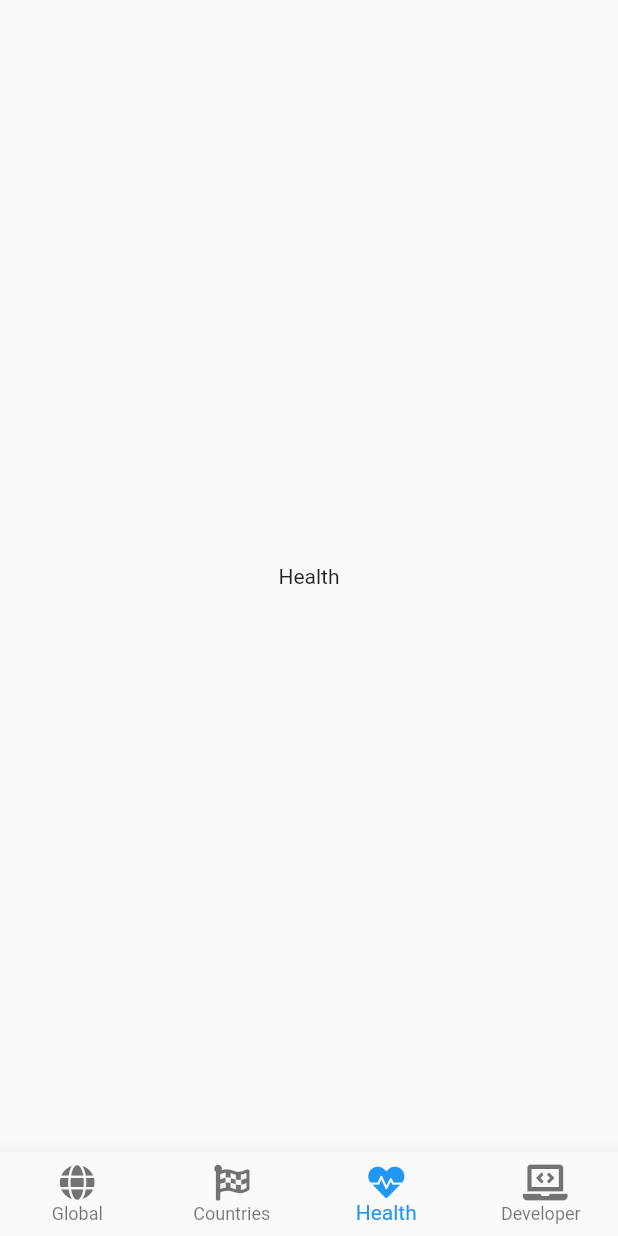
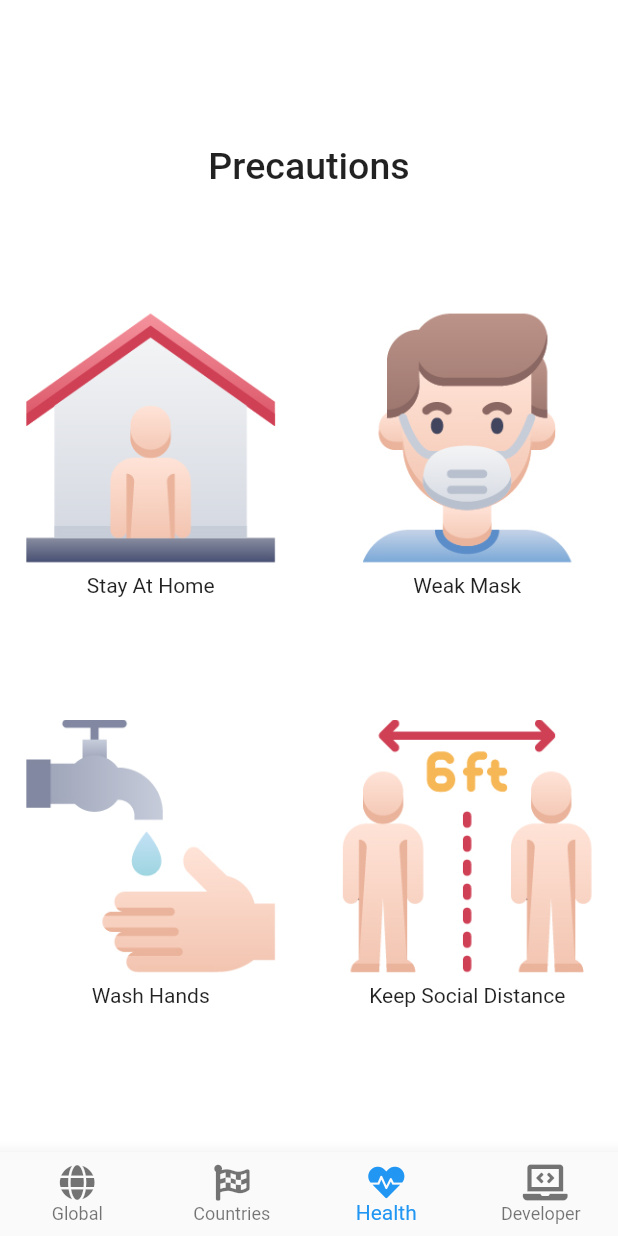
Before and after one commit to ShamxAli/Covid_19_Tracker, a Flutter app: the screen it shows after launch, item 3 of the bottom bar chosen, on a phone screen of 412 x 824 dp. Run offline on Flutter 3.47's test engine with Material 2 defaults, Android fonts, the phone set to English and light mode, and no system bars; our stand-ins replace flutter_svg, font_awesome_flutter, progress_indicators, splashscreen; network calls fail.

Commit message:
Precautions added

```diff
--- a/lib/screens/nav_screens/health_screen.dart
+++ b/lib/screens/nav_screens/health_screen.dart
@@ -1,4 +1,6 @@
+import 'package:covid_19_tracker/widgets/grid_image.dart';
 import 'package:flutter/material.dart';
+import 'package:flutter_svg/svg.dart';
 
 class HealthScreen extends StatefulWidget {
   @override
@@ -9,8 +11,30 @@ class _HealthScreenState extends State<HealthScreen> {
   @override
   Widget build(BuildContext context) {
     return Container(
-      child: Center(
-        child: Text('Health'),
+      padding: EdgeInsets.all(15.0),
+      color: Colors.white,
+      child: Column(
+        mainAxisAlignment: MainAxisAlignment.spaceEvenly,
+        children: [
+          Text(
+            'Precautions',
+            style: TextStyle(fontSize: 25.0, fontWeight: FontWeight.w500),
+          ),
+          Row(
+            children: [
+              GridImage(image: 'images/stayAtHome.jpg', msg: 'Stay At Home'),
+              SizedBox(width: 40.0),
+              GridImage(image: 'images/wearMask.jpg', msg: 'Weak Mask',)
+            ],
+          ),
+          Row(
+            children: [
+              GridImage(image: 'images/washHands.jpg', msg: 'Wash Hands'),
+              SizedBox(width: 40.0),
+              GridImage(image: 'images/socialDistance.jpg', msg: 'Keep Social Distance',)
+            ],
+          ),
+        ],
       ),
     );
   }
--- /dev/null
+++ b/lib/widgets/grid_image.dart
@@ -0,0 +1,21 @@
+import 'package:flutter/material.dart';
+
+class GridImage extends StatelessWidget {
+  final image;
+  final msg;
+
+  GridImage({this.image, this.msg});
+
+  @override
+  Widget build(BuildContext context) {
+    return Expanded(
+      child: Column(
+        children: [
+          Image.asset(image),
+          SizedBox(height: 5.0),
+          Text(msg),
+        ],
+      ),
+    );
+  }
+}
--- a/pubspec.yaml
+++ b/pubspec.yaml
@@ -20,6 +20,7 @@ dependencies:
   http: ^0.12.2
   progress_indicators: ^0.1.5
   intl: ^0.16.1
+  flutter_svg: ^0.19.1
 
 
 
```
Also changed, not shown: images/socialDistance.jpg (added), images/stayAtHome.jpg (added), images/washHands.jpg (added), images/wearMask.jpg (added), pubspec.lock.
